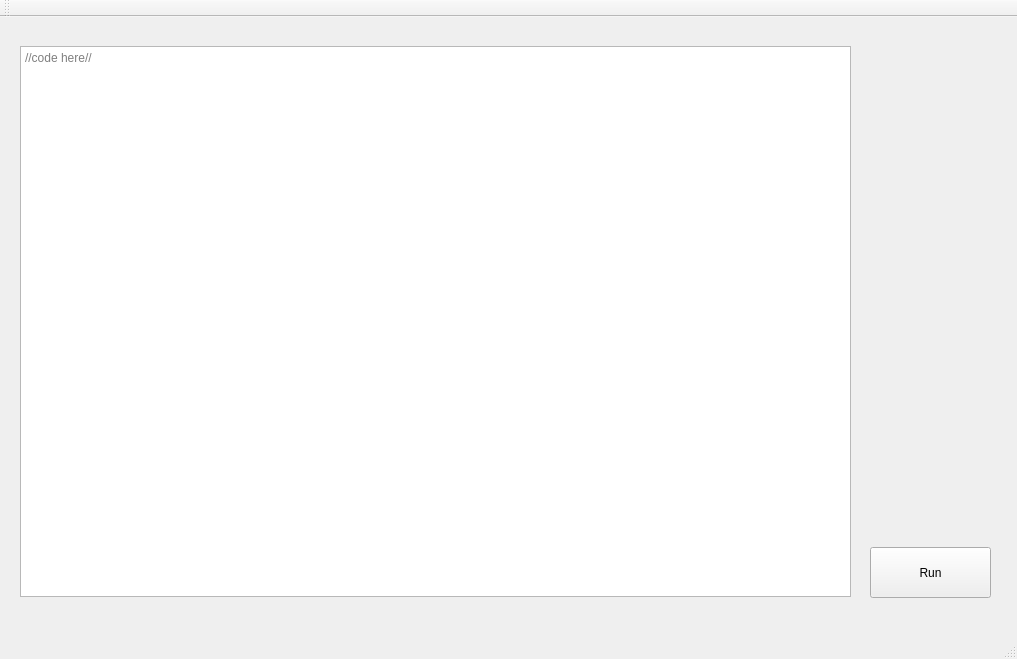
tarados-feroces/cryptosha, file gui/user_interface/mainwindow.ui: the form before one commit.
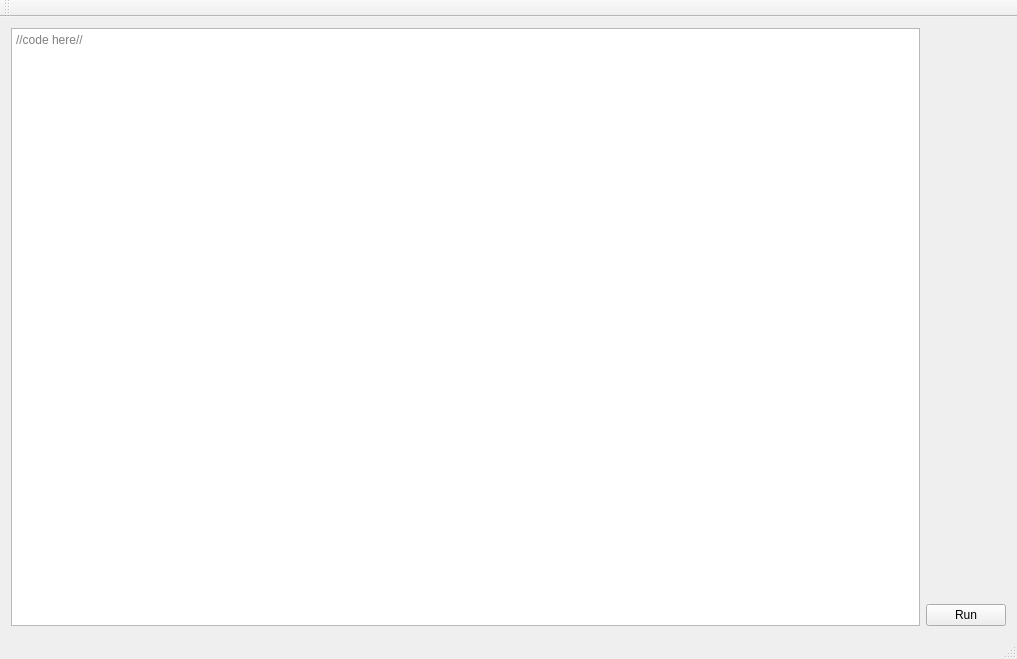
The form after the commit.

What changed in the file:
```diff
--- a/gui/user_interface/mainwindow.ui
+++ b/gui/user_interface/mainwindow.ui
@@ -20,28 +20,9 @@
    </size>
   </property>
   <widget class="QWidget" name="centralWidget">
-   <widget class="QPushButton" name="runButton">
-    <property name="geometry">
-     <rect>
-      <x>870</x>
-      <y>530</y>
-      <width>121</width>
-      <height>51</height>
-     </rect>
-    </property>
-    <property name="text">
-     <string>Run</string>
-    </property>
-   </widget>
+   <layout class="QGridLayout" name="gridLayout">
+    <item row="0" column="0" rowspan="2">
    <widget class="QTextEdit" name="textEdit">
-    <property name="geometry">
-     <rect>
-      <x>20</x>
-      <y>29</y>
-      <width>831</width>
-      <height>551</height>
-     </rect>
-    </property>
     <property name="cursor" stdset="0">
      <cursorShape>IBeamCursor</cursorShape>
     </property>
@@ -49,6 +30,24 @@
      <string>//code here//</string>
     </property>
    </widget>
+    </item>
+    <item row="1" column="2">
+     <widget class="QPushButton" name="runButton">
+      <property name="maximumSize">
+       <size>
+        <width>16777215</width>
+        <height>16777215</height>
+       </size>
+      </property>
+      <property name="layoutDirection">
+       <enum>Qt::LeftToRight</enum>
+      </property>
+      <property name="text">
+       <string>Run</string>
+      </property>
+     </widget>
+    </item>
+   </layout>
   </widget>
   <widget class="QMenuBar" name="menuBar">
    <property name="geometry">
```
Lines whose indentation alone changed are shown as unchanged.
